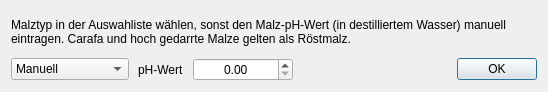
Old version of the form kleiner-brauhelfer/dialogs/dlgphmalz.ui in the repository kleiner-brauhelfer/kleiner-brauhelfer-2.
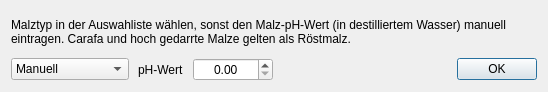
New version of the form. Custom widgets are drawn as their Qt base class.

Diff of the .ui file:
```diff
--- a/kleiner-brauhelfer/dialogs/dlgphmalz.ui
+++ b/kleiner-brauhelfer/dialogs/dlgphmalz.ui
@@ -70,7 +70,7 @@
       <widget class="DoubleSpinBox" name="tbPh">
        <property name="minimumSize">
         <size>
-         <width>100</width>
+         <width>80</width>
          <height>0</height>
         </size>
        </property>
```
